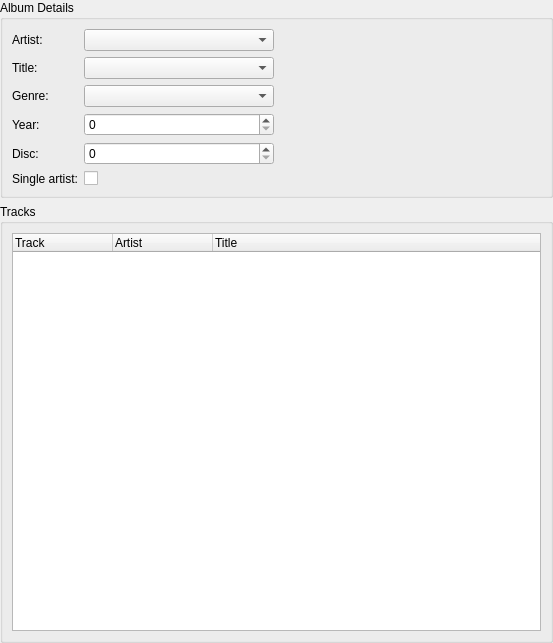
First picture: the form in devices/albumdetails.ui, repository polpo/cantata-mac, before the edit.
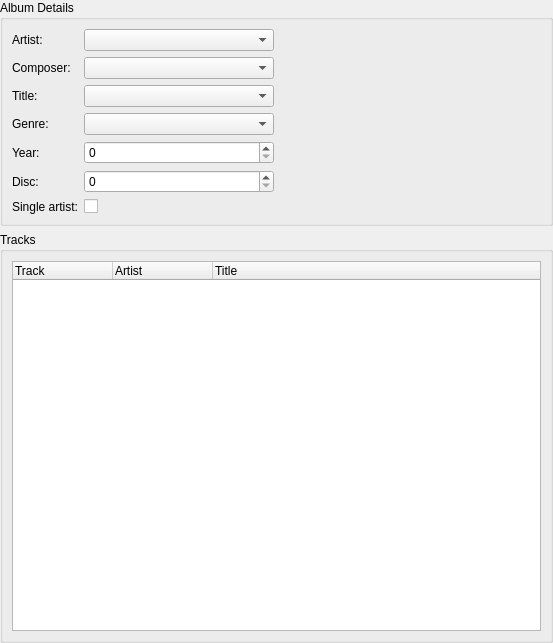
Second picture: the form after the edit. Custom widgets are drawn as their Qt base class.

Commit message: Initial support for Composer tag

```diff
--- a/devices/albumdetails.ui
+++ b/devices/albumdetails.ui
@@ -42,6 +42,19 @@
          <widget class="CompletionCombo" name="artist"/>
         </item>
         <item row="1" column="0">
+         <widget class="BuddyLabel" name="composerLabel">
+          <property name="text">
+           <string>Composer:</string>
+          </property>
+          <property name="buddy">
+           <cstring>composer</cstring>
+          </property>
+         </widget>
+        </item>
+        <item row="1" column="1">
+         <widget class="CompletionCombo" name="composer"/>
+        </item>
+        <item row="2" column="0">
          <widget class="BuddyLabel" name="label_2">
           <property name="text">
            <string>Title:</string>
@@ -51,10 +64,10 @@
           </property>
          </widget>
         </item>
-        <item row="1" column="1">
+        <item row="2" column="1">
          <widget class="CompletionCombo" name="title"/>
         </item>
-        <item row="2" column="0">
+        <item row="3" column="0">
          <widget class="BuddyLabel" name="label_3">
           <property name="text">
            <string>Genre:</string>
@@ -64,10 +77,10 @@
           </property>
          </widget>
         </item>
-        <item row="2" column="1">
+        <item row="3" column="1">
          <widget class="CompletionCombo" name="genre"/>
         </item>
-        <item row="3" column="0">
+        <item row="4" column="0">
          <widget class="BuddyLabel" name="label_4">
           <property name="text">
            <string>Year:</string>
@@ -77,7 +90,23 @@
           </property>
          </widget>
         </item>
+        <item row="4" column="1">
+         <widget class="SpinBox" name="year"/>
+        </item>
         <item row="5" column="0">
+         <widget class="BuddyLabel" name="label_6">
+          <property name="text">
+           <string>Disc:</string>
+          </property>
+          <property name="buddy">
+           <cstring>disc</cstring>
+          </property>
+         </widget>
+        </item>
+        <item row="5" column="1">
+         <widget class="SpinBox" name="disc"/>
+        </item>
+        <item row="6" column="0">
          <widget class="BuddyLabel" name="label_5">
           <property name="text">
            <string>Single artist:</string>
@@ -87,29 +116,13 @@
           </property>
          </widget>
         </item>
-        <item row="3" column="1">
-         <widget class="SpinBox" name="year"/>
-        </item>
-        <item row="5" column="1">
+        <item row="6" column="1">
          <widget class="OnOffButton" name="singleArtist">
           <property name="text">
            <string/>
           </property>
          </widget>
         </item>
-        <item row="4" column="0">
-         <widget class="BuddyLabel" name="label_6">
-          <property name="text">
-           <string>Disc:</string>
-          </property>
-          <property name="buddy">
-           <cstring>disc</cstring>
-          </property>
-         </widget>
-        </item>
-        <item row="4" column="1">
-         <widget class="SpinBox" name="disc"/>
-        </item>
        </layout>
       </item>
       <item row="0" column="1">
```
Left out of the diff: 1 changed line with no effect on the pictures. The commit also changes 39 other files.
